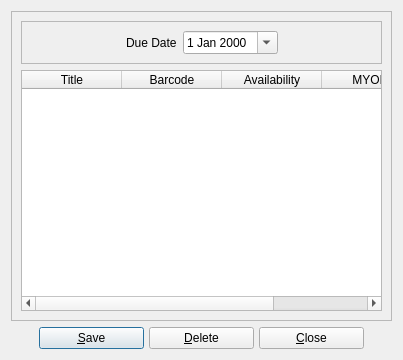
This is copybrowser.ui in textbrowser/biblioteq as Qt 5 draws it before an edit. The edited form follows.
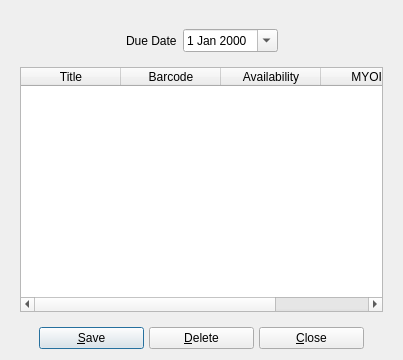
This is the edited form. Icons and pictures are not drawn.

Diff of the .ui file:
```diff
--- a/copybrowser.ui
+++ b/copybrowser.ui
@@ -26,21 +26,9 @@
   <layout class="QVBoxLayout">
    <item>
     <widget class="QFrame" name="frame">
-     <property name="frameShape">
-      <enum>QFrame::StyledPanel</enum>
-     </property>
-     <property name="frameShadow">
-      <enum>QFrame::Raised</enum>
-     </property>
      <layout class="QVBoxLayout">
       <item>
        <widget class="QFrame" name="dueDateFrame">
-        <property name="frameShape">
-         <enum>QFrame::StyledPanel</enum>
-        </property>
-        <property name="frameShadow">
-         <enum>QFrame::Raised</enum>
-        </property>
         <layout class="QVBoxLayout">
          <item>
           <layout class="QHBoxLayout">
```
